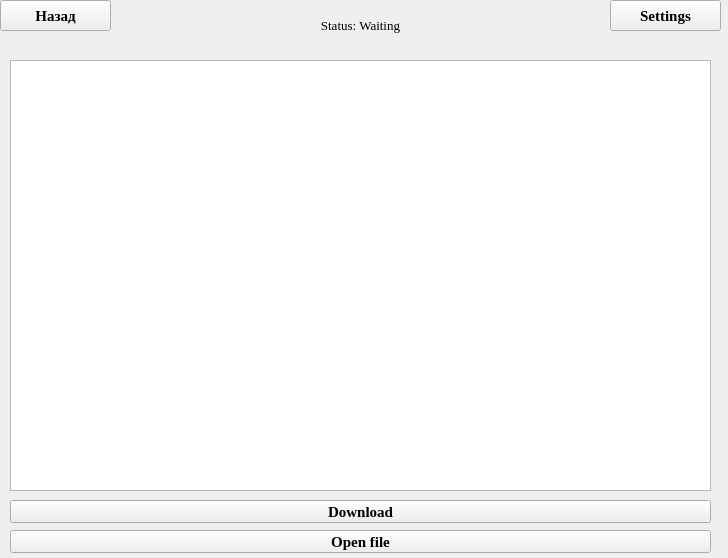
Qt form ui/main.ui (cra9had/task) before a commit.
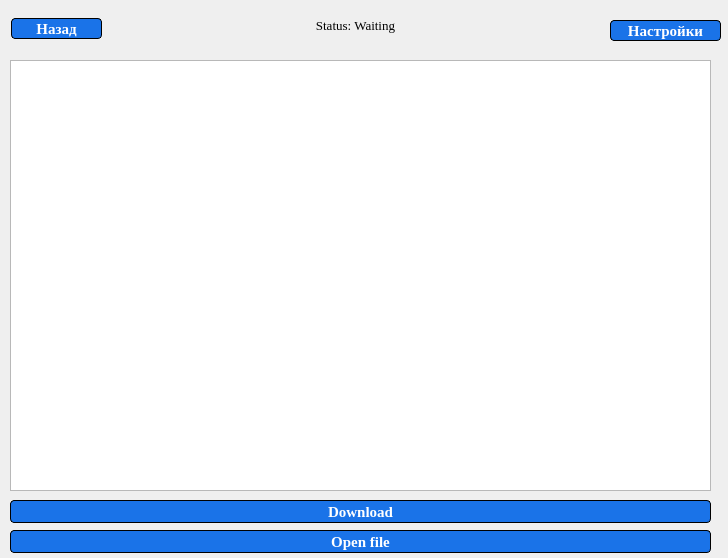
The same form after that commit.

Patch:
```diff
--- a/ui/main.ui
+++ b/ui/main.ui
@@ -49,17 +49,64 @@
       <bold>true</bold>
      </font>
     </property>
+    <property name="styleSheet">
+     <string notr="true">QPushButton {
+	background-color: rgb(26,115,232);
+	color: white;
+	border-style: solid;
+	border-radius: 4px;
+	border: 1px solid black;
+}
+
+QPushButton:hover {
+	background-color: rgb(27,102,201);
+}</string>
+    </property>
     <property name="text">
      <string>Download</string>
     </property>
    </widget>
+   <widget class="QPushButton" name="open_file_btn">
+    <property name="geometry">
+     <rect>
+      <x>10</x>
+      <y>530</y>
+      <width>701</width>
+      <height>23</height>
+     </rect>
+    </property>
+    <property name="font">
+     <font>
+      <family>Times New Roman</family>
+      <pointsize>11</pointsize>
+      <weight>75</weight>
+      <bold>true</bold>
+     </font>
+    </property>
+    <property name="styleSheet">
+     <string notr="true">QPushButton {
+	background-color: rgb(26,115,232);
+	color: white;
+	border-style: solid;
+	border-radius: 4px;
+	border: 1px solid black;
+}
+
+QPushButton:hover {
+	background-color: rgb(27,102,201);
+}</string>
+    </property>
+    <property name="text">
+     <string>Open file</string>
+    </property>
+   </widget>
    <widget class="QPushButton" name="setting_btn">
     <property name="geometry">
      <rect>
       <x>610</x>
-      <y>0</y>
+      <y>20</y>
       <width>111</width>
-      <height>31</height>
+      <height>21</height>
      </rect>
     </property>
     <property name="font">
@@ -70,17 +117,30 @@
       <bold>true</bold>
      </font>
     </property>
+    <property name="styleSheet">
+     <string notr="true">QPushButton {
+	background-color: rgb(26,115,232);
+	color: white;
+	border-style: solid;
+	border-radius: 4px;
+	border: 1px solid black;
+}
+
+QPushButton:hover {
+	background-color: rgb(27,102,201);
+}</string>
+    </property>
     <property name="text">
-     <string>Settings</string>
+     <string>Настройки</string>
     </property>
    </widget>
    <widget class="QLabel" name="status_label">
     <property name="geometry">
      <rect>
       <x>110</x>
-      <y>0</y>
-      <width>501</width>
-      <height>51</height>
+      <y>10</y>
+      <width>491</width>
+      <height>31</height>
      </rect>
     </property>
     <property name="font">
@@ -98,34 +158,13 @@
      <set>Qt::AlignCenter</set>
     </property>
    </widget>
-   <widget class="QPushButton" name="open_file_btn">
-    <property name="geometry">
-     <rect>
-      <x>10</x>
-      <y>530</y>
-      <width>701</width>
-      <height>23</height>
-     </rect>
-    </property>
-    <property name="font">
-     <font>
-      <family>Times New Roman</family>
-      <pointsize>11</pointsize>
-      <weight>75</weight>
-      <bold>true</bold>
-     </font>
-    </property>
-    <property name="text">
-     <string>Open file</string>
-    </property>
-   </widget>
    <widget class="QPushButton" name="back_btn">
     <property name="geometry">
      <rect>
-      <x>0</x>
-      <y>0</y>
-      <width>111</width>
-      <height>31</height>
+      <x>11</x>
+      <y>18</y>
+      <width>91</width>
+      <height>21</height>
      </rect>
     </property>
     <property name="font">
@@ -136,6 +175,19 @@
       <bold>true</bold>
      </font>
     </property>
+    <property name="styleSheet">
+     <string notr="true">QPushButton {
+	background-color: rgb(26,115,232);
+	color: white;
+	border-style: solid;
+	border-radius: 4px;
+	border: 1px solid black;
+}
+
+QPushButton:hover {
+	background-color: rgb(27,102,201);
+}</string>
+    </property>
     <property name="text">
      <string>Назад</string>
     </property>
```
